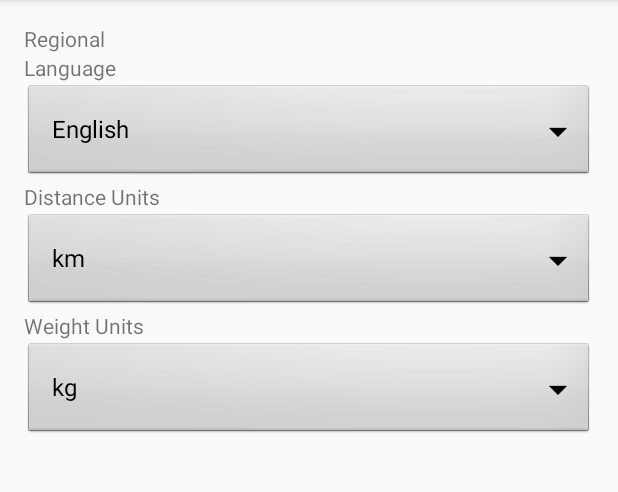
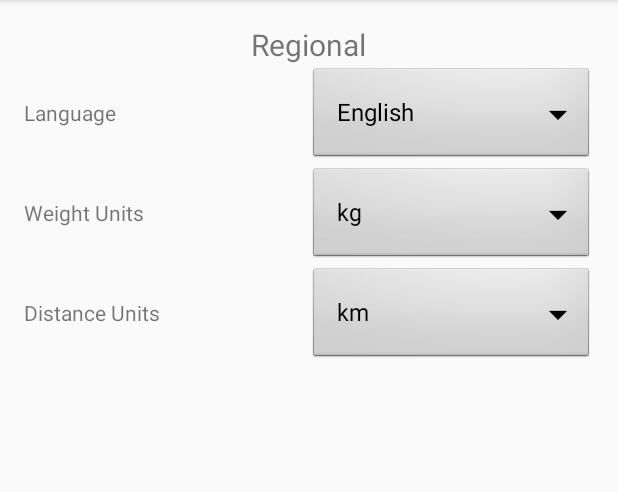
Before and after one commit to PreDated92/BenoReno, an Android app: the fragment FragmentSettingsRegional shown on its own in the app's theme, on a phone screen of 412 x 824 dp, the part 84-576 px from its top. Run offline under Robolectric (Android 15) with nearby library versions, the phone set to English and light mode, and no system bars.

Commit message:
Tweaks for settings UI

```diff
--- a/app/src/main/java/com/example/lk/benoreno/FragmentSubSettings/FragmentSettingsRegional.java
+++ b/app/src/main/java/com/example/lk/benoreno/FragmentSubSettings/FragmentSettingsRegional.java
@@ -5,16 +5,15 @@ import android.os.Bundle;
 import android.view.LayoutInflater;
 import android.view.View;
 import android.view.ViewGroup;
-import android.widget.ArrayAdapter;
-import android.widget.Spinner;
 
+import com.example.lk.benoreno.ControlView.TextSpinnerComboView;
 import com.example.lk.benoreno.R;
 
 public class FragmentSettingsRegional extends Fragment {
 
-    private Spinner _spLanguage;
-    private Spinner _spDistanceUnits;
-    private Spinner _spWeightUnits;
+    private TextSpinnerComboView _spLanguage;
+    private TextSpinnerComboView _spDistanceUnits;
+    private TextSpinnerComboView _spWeightUnits;
 
     @Override
     public void onCreate(Bundle savedInstanceState) {
@@ -36,15 +35,15 @@ public class FragmentSettingsRegional extends Fragment {
     private void CreateSpinnerAdapter()
     {
         String[] items = new String[]{"English", "Language 2", "Language 3"};
-        ArrayAdapter<String> adapter = new ArrayAdapter<>(getActivity(), android.R.layout.simple_spinner_dropdown_item, items);
-        _spLanguage.setAdapter(adapter);
+        _spLanguage.setDropdownItems(items);
+        _spLanguage.setDispTitle("Language");
 
         items = new String[]{"km", "mi"};
-        adapter = new ArrayAdapter<>(getActivity(), android.R.layout.simple_spinner_dropdown_item, items);
-        _spDistanceUnits.setAdapter(adapter);
+        _spDistanceUnits.setDropdownItems(items);
+        _spDistanceUnits.setDispTitle("Distance Units");
 
         items = new String[]{"kg", "lbs"};
-        adapter = new ArrayAdapter<>(getActivity(), android.R.layout.simple_spinner_dropdown_item, items);
-        _spWeightUnits.setAdapter(adapter);
+        _spWeightUnits.setDropdownItems(items);
+        _spWeightUnits.setDispTitle("Weight Units");
     }
 }
--- a/app/src/main/java/com/example/lk/benoreno/FragmentSubSettings/FragmentSettingsUserAccounts.java
+++ b/app/src/main/java/com/example/lk/benoreno/FragmentSubSettings/FragmentSettingsUserAccounts.java
@@ -47,7 +47,7 @@ public class FragmentSettingsUserAccounts extends Fragment {
     public View onCreateView(LayoutInflater inflater, ViewGroup container, Bundle savedInstanceState) {
         View fragView = inflater.inflate(R.layout.fragment_settings_user_accounts, container, false);
 
-        mListView1 = fragView.findViewById(R.id.listview);
+        mListView1 = fragView.findViewById(R.id.lvUserTable);
         mListView1.setAdapter(mDataMemberAdapter);
 
         _btAddUser = fragView.findViewById(R.id.btAddUser);
@@ -110,7 +110,7 @@ public class FragmentSettingsUserAccounts extends Fragment {
     private void Alert() {
         new AlertDialog.Builder(getActivity())
                 .setTitle("Confirm Delete")
-                .setMessage("Do you really want to delete User X?")
+                .setMessage("Do you really want to delete User X? This action cannot be undone!")
                 .setIcon(android.R.drawable.ic_dialog_alert)
                 .setPositiveButton(android.R.string.yes, new DialogInterface.OnClickListener() {
 
--- a/app/src/main/res/layout/fragment_settings.xml
+++ b/app/src/main/res/layout/fragment_settings.xml
@@ -51,21 +51,21 @@
         android:layout_width="wrap_content"
         android:layout_height="wrap_content"
         android:orientation="horizontal"
-        app:layout_constraintGuide_percent="0.1" />
+        app:layout_constraintGuide_percent="0.133333" />
 
     <android.support.constraint.Guideline
         android:id="@+id/guidelineH2"
         android:layout_width="wrap_content"
         android:layout_height="wrap_content"
         android:orientation="horizontal"
-        app:layout_constraintGuide_percent="0.4"/>
+        app:layout_constraintGuide_percent="0.48333" />
 
     <android.support.constraint.Guideline
         android:id="@+id/guidelineH3"
         android:layout_width="wrap_content"
         android:layout_height="wrap_content"
         android:orientation="horizontal"
-        app:layout_constraintGuide_percent="0.6" />
+        app:layout_constraintGuide_percent="0.56667" />
 
     <android.support.constraint.Guideline
         android:id="@+id/guidelineH4"
--- a/app/src/main/res/layout/fragment_settings_regional.xml
+++ b/app/src/main/res/layout/fragment_settings_regional.xml
@@ -9,43 +9,31 @@
     android:orientation="vertical">
 
     <TextView
+        style="@style/bigText"
         android:layout_width="wrap_content"
         android:layout_height="wrap_content"
+        android:layout_gravity="center"
         android:text="Regional"/>
 
-    <TextView
-        android:layout_width="wrap_content"
-        android:layout_height="wrap_content"
-        android:text="Language"/>
+    <LinearLayout
+        android:layout_width="match_parent"
+        android:layout_height="match_parent"
+        android:orientation="vertical">
 
-    <Spinner
-        android:id="@+id/spLanguage"
-        android:layout_width="match_parent"
-        android:layout_height="wrap_content"
-        android:background="@android:drawable/btn_dropdown"
-        android:spinnerMode="dropdown"/>
+        <com.example.lk.benoreno.ControlView.TextSpinnerComboView
+            android:id="@+id/spLanguage"
+            android:layout_width="match_parent"
+            android:layout_height="match_parent" />
 
-    <TextView
-        android:layout_width="wrap_content"
-        android:layout_height="wrap_content"
-        android:text="Distance Units"/>
+        <com.example.lk.benoreno.ControlView.TextSpinnerComboView
+            android:id="@+id/spWeightUnits"
+            android:layout_width="match_parent"
+            android:layout_height="match_parent" />
 
-    <Spinner
-        android:id="@+id/spDistanceUnits"
-        android:layout_width="match_parent"
-        android:layout_height="wrap_content"
-        android:background="@android:drawable/btn_dropdown"
-        android:spinnerMode="dropdown"/>
+        <com.example.lk.benoreno.ControlView.TextSpinnerComboView
+            android:id="@+id/spDistanceUnits"
+            android:layout_width="match_parent"
+            android:layout_height="match_parent" />
+    </LinearLayout>
 
-    <TextView
-        android:layout_width="wrap_content"
-        android:layout_height="wrap_content"
-        android:text="Weight Units"/>
-
-    <Spinner
-        android:id="@+id/spWeightUnits"
-        android:layout_width="match_parent"
-        android:layout_height="wrap_content"
-        android:background="@android:drawable/btn_dropdown"
-        android:spinnerMode="dropdown"/>
 </LinearLayout>
```
Also changed, not shown: app/src/main/res/layout/fragment_settings_anti_theft.xml (+26 -39 lines), app/src/main/res/layout/fragment_settings_automation.xml (+6 -15 lines), app/src/main/res/layout/fragment_settings_bike_info.xml (+14 -12 lines), app/src/main/res/layout/fragment_settings_lights.xml (+5 -6 lines), app/src/main/res/layout/fragment_settings_user_accounts.xml (+18 -12 lines).
